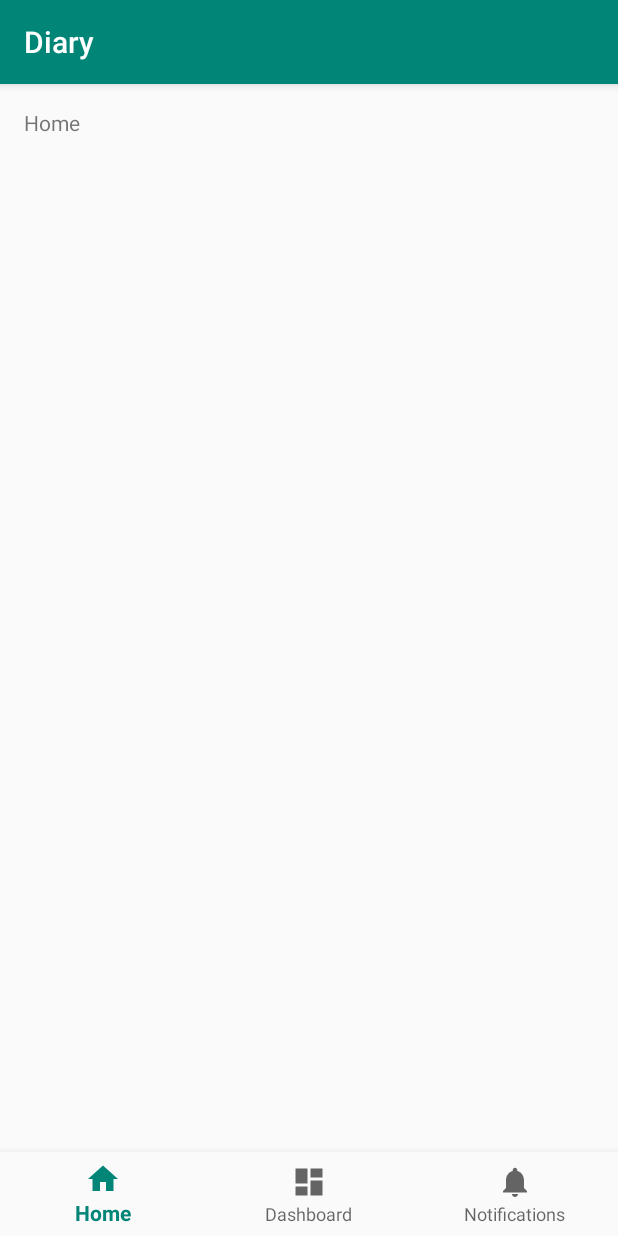
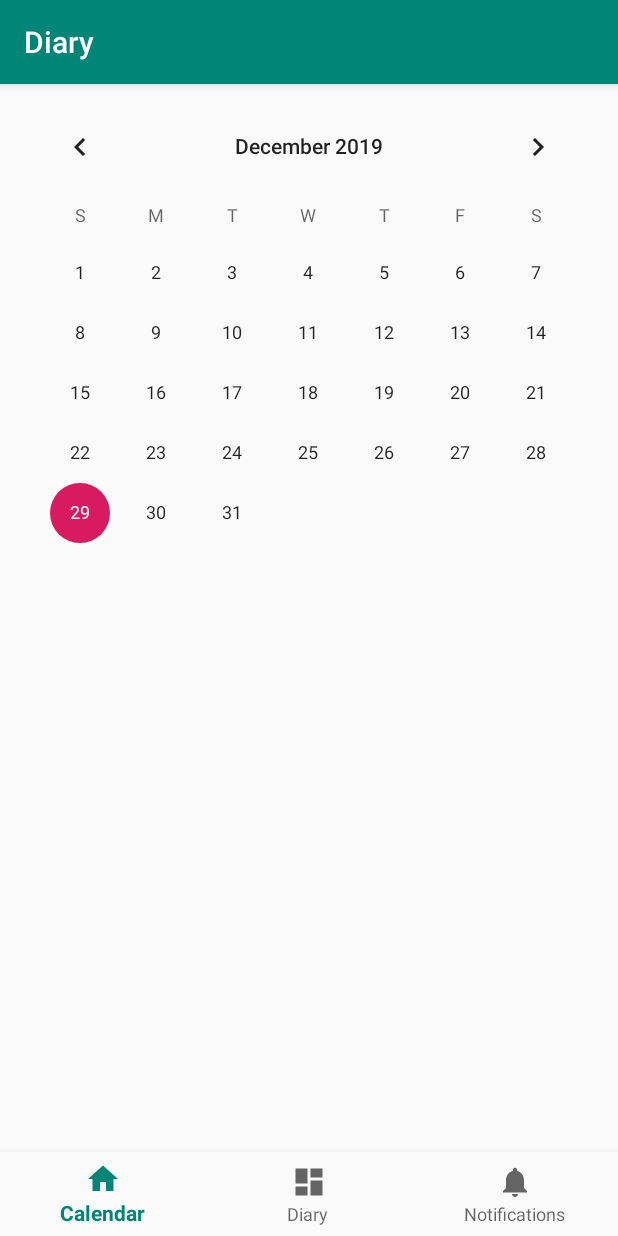
Before and after one commit to sarchandra/diary, an Android app: the screen it shows after launch (MainActivity), on a phone screen of 412 x 824 dp. Run offline under Robolectric (Android 15) with nearby library versions, the phone set to English and light mode, and no system bars.

Commit message:
Initial android project

```diff
--- a/app/src/main/AndroidManifest.xml
+++ b/app/src/main/AndroidManifest.xml
@@ -9,8 +9,9 @@
             android:roundIcon="@mipmap/ic_launcher_round"
             android:supportsRtl="true"
             android:theme="@style/AppTheme">
+
         <activity
-                android:name=".MainActivity"
+                android:name=".view.MainActivity"
                 android:label="@string/app_name">
             <intent-filter>
                 <action android:name="android.intent.action.MAIN"/>
--- a/app/src/main/java/com/wcc/diary/MainActivity.java
+++ b/app/src/main/java/com/wcc/diary/view/MainActivity.java
@@ -1,15 +1,22 @@
-package com.wcc.diary;
+package com.wcc.diary.view;
 
+import android.app.Person;
 import android.os.Bundle;
 import androidx.annotation.NonNull;
+import androidx.lifecycle.ViewModelProvider;
+import androidx.lifecycle.ViewModelProviders;
 import com.google.android.material.bottomnavigation.BottomNavigationView;
 import androidx.appcompat.app.AppCompatActivity;
 import android.view.MenuItem;
 import android.widget.TextView;
-
+import com.wcc.diary.R;
+import com.wcc.diary.viewmodel.PersonViewModel;
+import androidx.fragment.app.Fragment;
 public class MainActivity extends AppCompatActivity {
 
-    private TextView mTextMessage;
+    PersonViewModel mPerson;
+    Fragment calendarView;
+    Fragment textView;
 
     private BottomNavigationView.OnNavigationItemSelectedListener mOnNavigationItemSelectedListener
             = new BottomNavigationView.OnNavigationItemSelectedListener() {
@@ -18,13 +25,14 @@ public class MainActivity extends AppCompatActivity {
         public boolean onNavigationItemSelected(@NonNull MenuItem item) {
             switch (item.getItemId()) {
                 case R.id.navigation_home:
-                    mTextMessage.setText(R.string.title_home);
+                    loadFragment(calendarView);
                     return true;
                 case R.id.navigation_dashboard:
-                    mTextMessage.setText(R.string.title_dashboard);
+                    loadFragment(textView);
+
                     return true;
                 case R.id.navigation_notifications:
-                    mTextMessage.setText(R.string.title_notifications);
+
                     return true;
             }
             return false;
@@ -34,11 +42,30 @@ public class MainActivity extends AppCompatActivity {
     @Override
     protected void onCreate(Bundle savedInstanceState) {
         super.onCreate(savedInstanceState);
+      //MainActivityBinding binding = DataBindingUtil.setContentView(this, R.layout.activity_main);
+       // UserBinding binding = DataBindingUtil.setContentView(this, R.layout.activity_main);
+
         setContentView(R.layout.activity_main);
+        mPerson = ViewModelProviders.of(this).get(PersonViewModel.class);
+        mPerson.setFirstname("first viewmodel");
+        textView = new TextFragment();
+        calendarView = new CalendarFragment();
+        loadFragment(calendarView);
 
-        mTextMessage = (TextView) findViewById(R.id.message);
         BottomNavigationView navigation = (BottomNavigationView) findViewById(R.id.navigation);
         navigation.setOnNavigationItemSelectedListener(mOnNavigationItemSelectedListener);
     }
 
+    private boolean loadFragment(Fragment fragment) {
+        //switching fragment
+        if (fragment != null) {
+            getSupportFragmentManager()
+                    .beginTransaction()
+                    .replace(R.id.frame, fragment)
+                    .commit();
+            return true;
+        }
+        return false;
+    }
+
 }
--- /dev/null
+++ b/app/src/main/java/com/wcc/diary/viewmodel/CalendarViewModel.java
@@ -0,0 +1,7 @@
+package com.wcc.diary.viewmodel;
+
+import androidx.lifecycle.ViewModel;
+
+public class CalendarViewModel extends ViewModel {
+    // TODO: Implement the ViewModel
+}
--- /dev/null
+++ b/app/src/main/java/com/wcc/diary/viewmodel/PersonViewModel.java
@@ -0,0 +1,16 @@
+package com.wcc.diary.viewmodel;
+
+import androidx.lifecycle.ViewModel;
+
+public class PersonViewModel extends ViewModel {
+    public String getFirstname() {
+        return firstname;
+    }
+
+    public void setFirstname(String firstname) {
+        this.firstname = firstname;
+    }
+
+   private String firstname ="";
+
+}
--- a/app/src/main/res/layout/activity_main.xml
+++ b/app/src/main/res/layout/activity_main.xml
@@ -1,4 +1,5 @@
 <?xml version="1.0" encoding="utf-8"?>
+
 <androidx.constraintlayout.widget.ConstraintLayout
         xmlns:android="http://schemas.android.com/apk/res/android"
         xmlns:app="http://schemas.android.com/apk/res-auto"
@@ -6,25 +7,23 @@
         android:id="@+id/container"
         android:layout_width="match_parent"
         android:layout_height="match_parent"
-        tools:context=".MainActivity">
+        tools:context=".view.MainActivity" tools:ignore="ExtraText">
 
-    <TextView
-            android:id="@+id/message"
-            android:layout_width="wrap_content"
-            android:layout_height="wrap_content"
-            android:layout_marginStart="@dimen/activity_horizontal_margin"
-            android:layout_marginLeft="@dimen/activity_horizontal_margin"
-            android:layout_marginTop="@dimen/activity_vertical_margin"
-            android:text="@string/title_home"
-            app:layout_constraintLeft_toLeftOf="parent"
-            app:layout_constraintTop_toTopOf="parent"/>
+    <FrameLayout
+            android:id="@+id/frame"
+            android:layout_width="0dp"
+            android:layout_height="659dp" app:layout_constraintTop_toTopOf="parent"
+            android:layout_marginTop="8dp" app:layout_constraintStart_toStartOf="parent" android:layout_marginLeft="8dp"
+            android:layout_marginStart="8dp" android:layout_marginEnd="8dp" android:layout_marginRight="8dp"
+            app:layout_constraintEnd_toEndOf="parent">
+
+    </FrameLayout>
+
 
     <com.google.android.material.bottomnavigation.BottomNavigationView
             android:id="@+id/navigation"
             android:layout_width="0dp"
             android:layout_height="wrap_content"
-            android:layout_marginEnd="0dp"
-            android:layout_marginStart="0dp"
             android:background="?android:attr/windowBackground"
             app:layout_constraintBottom_toBottomOf="parent"
             app:layout_constraintLeft_toLeftOf="parent"
--- /dev/null
+++ b/app/src/main/res/layout/calendar_fragment.xml
@@ -0,0 +1,19 @@
+<?xml version="1.0" encoding="utf-8"?>
+<FrameLayout
+        xmlns:android="http://schemas.android.com/apk/res/android"
+        xmlns:tools="http://schemas.android.com/tools"
+        android:layout_width="match_parent"
+        android:layout_height="match_parent"
+        tools:context=".view.CalendarFragment">
+
+
+    <CalendarView
+            android:layout_width="fill_parent"
+            android:layout_height="wrap_content"
+            android:showWeekNumber="true"
+            android:weekNumberColor="#335C04"
+            android:weekSeparatorLineColor="#7C817C"
+            android:id="@+id/calendarView"/>
+
+
+</FrameLayout>
--- /dev/null
+++ b/app/src/main/res/values-w820dp/dimens.xml
@@ -0,0 +1,6 @@
+<resources>
+    <!-- Example customization of dimensions originally defined in res/values/dimens.xml
+         (such as screen margins) for screens with more than 820dp of available width. This
+         would include 7" and 10" devices in landscape (~960dp and ~1280dp respectively). -->
+    <dimen name="activity_horizontal_margin">64dp</dimen>
+</resources>
--- a/app/src/main/res/values/dimens.xml
+++ b/app/src/main/res/values/dimens.xml
@@ -2,4 +2,6 @@
     <!-- Default screen margins, per the Android Design guidelines. -->
     <dimen name="activity_horizontal_margin">16dp</dimen>
     <dimen name="activity_vertical_margin">16dp</dimen>
+    <dimen name="fab_margin">16dp</dimen>
+    <dimen name="appbar_padding_top">8dp</dimen>
 </resources>
--- a/app/src/main/res/values/strings.xml
+++ b/app/src/main/res/values/strings.xml
@@ -1,6 +1,7 @@
 <resources>
     <string name="app_name">Diary</string>
-    <string name="title_home">Home</string>
-    <string name="title_dashboard">Dashboard</string>
+    <string name="title_home">Calendar</string>
+    <string name="title_dashboard">Diary</string>
     <string name="title_notifications">Notifications</string>
+
 </resources>
--- a/gradle.properties
+++ b/gradle.properties
@@ -17,3 +17,4 @@ org.gradle.jvmargs=-Xmx1536m
 android.useAndroidX=true
 # Automatically convert third-party libraries to use AndroidX
 android.enableJetifier=true
+android.databinding.enableV2=true
```
Also changed, not shown: app/build.gradle (+9 -0 lines), app/src/main/java/com/wcc/diary/repository/dao/DiaryDAO.java (added, +17 -0 lines), app/src/main/java/com/wcc/diary/repository/entity/DiaryItem.java (added, +27 -0 lines), app/src/main/java/com/wcc/diary/util/Utils.java (added, +14 -0 lines), app/src/main/java/com/wcc/diary/view/SmartFragmentStatePagerAdapter.java (added, +39 -0 lines), app/src/main/java/com/wcc/diary/viewmodel/TextViewModel.java (added, +7 -0 lines), app/src/main/res/layout/text_fragment.xml (added, +10 -0 lines), app/src/main/res/values/styles.xml (+8 -0 lines), build.gradle (+7 -1 lines), gradle/wrapper/gradle-wrapper.properties.
